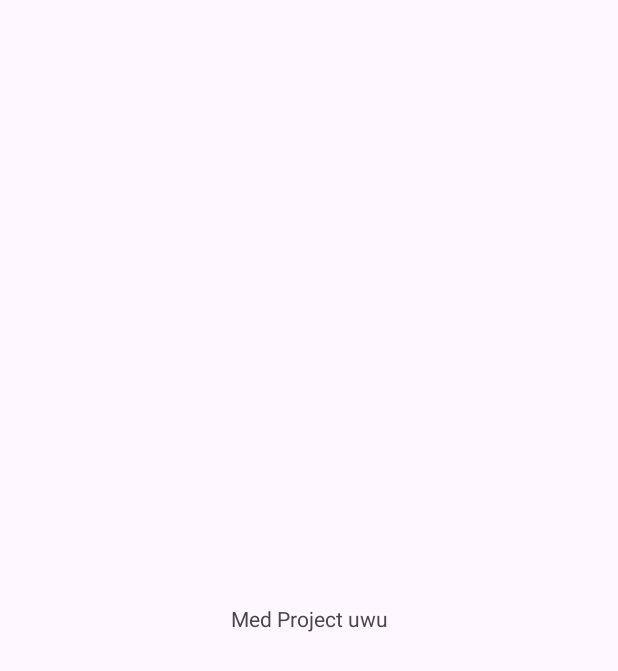
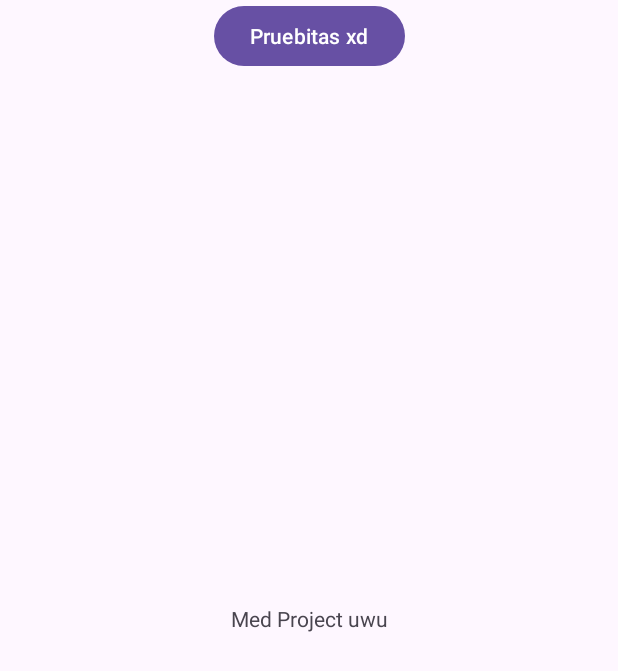
Before and after one commit to andu7u7/med-project, an Android app: the screen it shows after launch (MainActivity), on a phone screen of 412 x 824 dp. Before the commit the part shown is almost empty. Shown: the top 671 px of the screen. Run offline under Robolectric (Android 15) with nearby library versions, the phone set to English and light mode, and no system bars.

Commit message:
Probando ando

```diff
--- a/app/src/main/res/layout/activity_main.xml
+++ b/app/src/main/res/layout/activity_main.xml
@@ -15,4 +15,13 @@
         app:layout_constraintStart_toStartOf="parent"
         app:layout_constraintTop_toTopOf="parent" />
 
+    <Button
+        android:id="@+id/btnInicio"
+        android:layout_width="wrap_content"
+        android:layout_height="wrap_content"
+        android:text="Pruebitas xd"
+        app:layout_constraintEnd_toEndOf="parent"
+        app:layout_constraintStart_toStartOf="parent"
+        tools:layout_editor_absoluteY="445dp" />
+
 </androidx.constraintlayout.widget.ConstraintLayout>
```
